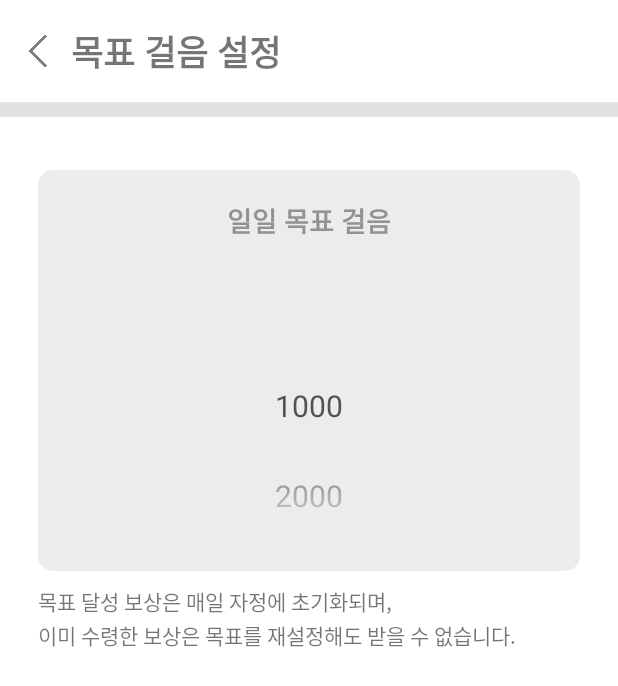
After one commit to NyaNyak/walKING, an Android app: the SetWalkGoal screen opened directly, with no data from a screen before it, on a phone screen of 412 x 824 dp. The commit adds this screen. Shown: the top 686 px of the screen. Run offline under Robolectric (Android 15) with nearby library versions, the phone set to English and light mode, and no system bars.

Commit message:
목표 설정 페이지

```diff
--- /dev/null
+++ b/app/src/main/java/com/example/walking/SetWalkGoal.java
@@ -0,0 +1,45 @@
+package com.example.walking;
+
+import android.os.Bundle;
+import android.view.View;
+import android.widget.ImageView;
+import android.widget.NumberPicker;
+
+import androidx.annotation.Nullable;
+import androidx.appcompat.app.AppCompatActivity;
+
+public class SetWalkGoal extends AppCompatActivity {
+    ImageView goBackGoal;
+    @Override
+    protected void onCreate(@Nullable Bundle savedInstanceState) {
+        super.onCreate(savedInstanceState);
+        setContentView(R.layout.set_walk_goal);
+
+        goBackGoal = (ImageView) findViewById(R.id.goBack_goal);
+        goBackGoal.setOnClickListener(new View.OnClickListener() {
+            @Override
+            public void onClick(View view) {
+                finish();
+            }
+        });
+
+        //number picker에 표시되는 숫자 설정
+        int start = 1000;
+        String[] numbers = new String[50];
+        for(int i = 0; i<50; i++){
+            numbers[i] = start + "";
+            start = start + 1000;
+        }
+        NumberPicker numPicker = findViewById(R.id.numPicker);
+        numPicker.setWrapSelectorWheel(false);
+        numPicker.setMaxValue(50);
+        numPicker.setMinValue(1);
+        numPicker.setDisplayedValues(numbers);
+    }
+
+    @Override
+    public void finish() {
+        super.finish();
+        overridePendingTransition(R.anim.none, R.anim.horizon_exit);
+    }
+}
--- a/app/src/main/java/com/example/walking/UserPage.java
+++ b/app/src/main/java/com/example/walking/UserPage.java
@@ -1,14 +1,17 @@
 package com.example.walking;
 
+import android.content.Intent;
 import android.os.Bundle;
 import android.view.View;
 import android.widget.ImageView;
 
 import androidx.annotation.Nullable;
 import androidx.appcompat.app.AppCompatActivity;
+import androidx.constraintlayout.widget.ConstraintLayout;
 
 public class UserPage extends AppCompatActivity {
     ImageView goBackUser;
+    ConstraintLayout setGoal;
     @Override
     protected void onCreate(@Nullable Bundle savedInstanceState) {
         super.onCreate(savedInstanceState);
@@ -21,6 +24,16 @@ public class UserPage extends AppCompatActivity {
                 finish();
             }
         });
+
+        setGoal = (ConstraintLayout) findViewById(R.id.setting2);
+        setGoal.setOnClickListener(new View.OnClickListener() {
+            @Override
+            public void onClick(View view) {
+                Intent intent = new Intent(getApplicationContext(), SetWalkGoal.class);
+                startActivity(intent);
+                overridePendingTransition(R.anim.horizon_enter, R.anim.none);
+            }
+        });
     }
 
     @Override
--- /dev/null
+++ b/app/src/main/res/layout/set_walk_goal.xml
@@ -0,0 +1,95 @@
+<?xml version="1.0" encoding="utf-8"?>
+<androidx.constraintlayout.widget.ConstraintLayout xmlns:android="http://schemas.android.com/apk/res/android"
+    xmlns:app="http://schemas.android.com/apk/res-auto"
+    xmlns:tools="http://schemas.android.com/tools"
+    android:layout_width="match_parent"
+    android:layout_height="match_parent"
+    android:background="#E2E2E2">
+    <androidx.constraintlayout.widget.ConstraintLayout
+        android:id="@+id/header_goal"
+        android:layout_width="match_parent"
+        android:layout_height="0dp"
+        android:layout_marginBottom="10dp"
+        android:background="@color/white"
+        android:padding="10dp"
+        app:layout_constraintVertical_weight="1"
+        app:layout_constraintTop_toTopOf="parent"
+        app:layout_constraintBottom_toTopOf="@id/body_goal">
+        <ImageView
+            android:id="@+id/goBack_goal"
+            android:layout_width="30dp"
+            android:layout_height="45dp"
+            android:src="@drawable/arrow2"
+            app:layout_constraintBottom_toBottomOf="parent"
+            app:layout_constraintStart_toStartOf="parent"
+            app:layout_constraintTop_toTopOf="parent" />
+
+        <TextView
+            android:layout_width="wrap_content"
+            android:layout_height="wrap_content"
+            android:layout_marginStart="7dp"
+            android:text="목표 걸음 설정"
+            android:textSize="23dp"
+            android:textStyle="bold"
+            app:layout_constraintBottom_toBottomOf="parent"
+            app:layout_constraintStart_toEndOf="@+id/goBack_goal"
+            app:layout_constraintTop_toTopOf="parent" />
+    </androidx.constraintlayout.widget.ConstraintLayout>
+    <androidx.constraintlayout.widget.ConstraintLayout
+        android:id="@+id/body_goal"
+        android:layout_width="match_parent"
+        android:layout_height="0dp"
+        android:background="@color/white"
+        android:paddingRight="10dp"
+        android:paddingLeft="10dp"
+        android:paddingTop="20dp"
+        app:layout_constraintVertical_weight="11"
+        app:layout_constraintBottom_toBottomOf="parent"
+        app:layout_constraintTop_toBottomOf="@id/header_goal">
+        <androidx.constraintlayout.widget.ConstraintLayout
+            android:id="@+id/pickerLayout"
+            android:layout_width="match_parent"
+            android:layout_height="wrap_content"
+            android:padding="20dp"
+            android:background="@drawable/layout_reverse"
+            android:layout_marginStart="15dp"
+            android:layout_margin="15dp"
+            app:layout_constraintTop_toTopOf="parent"
+            app:layout_constraintStart_toStartOf="parent"
+            app:layout_constraintEnd_toEndOf="parent">
+            <TextView
+                android:id="@+id/numPickerTitle"
+                android:layout_width="wrap_content"
+                android:layout_height="wrap_content"
+                android:text="일일 목표 걸음"
+                android:textSize="18dp"
+                android:textStyle="bold"
+                android:textColor="#929292"
+                app:layout_constraintStart_toStartOf="parent"
+                app:layout_constraintEnd_toEndOf="parent"
+                app:layout_constraintTop_toTopOf="parent"
+                app:layout_constraintBottom_toTopOf="@id/numPicker"/>
+            <NumberPicker
+                android:id="@+id/numPicker"
+                android:layout_width="match_parent"
+                android:layout_height="wrap_content"
+                android:layout_margin="20dp"
+                android:selectionDividerHeight="0dp"
+                android:background="#ECECEC"
+                android:theme="@style/NumberPickerTheme"
+                app:layout_constraintTop_toBottomOf="@id/numPickerTitle"
+                app:layout_constraintStart_toStartOf="parent"
+                app:layout_constraintEnd_toEndOf="parent"/>
+        </androidx.constraintlayout.widget.ConstraintLayout>
+        <TextView
+            android:id="@+id/goalNotice"
+            android:layout_width="wrap_content"
+            android:layout_height="wrap_content"
+            android:lineSpacingExtra="2dp"
+            android:layout_marginTop="10dp"
+            android:text="목표 달성 보상은 매일 자정에 초기화되며,\n이미 수령한 보상은 목표를 재설정해도 받을 수 없습니다."
+            app:layout_constraintTop_toBottomOf="@id/pickerLayout"
+            app:layout_constraintStart_toStartOf="@id/pickerLayout"/>
+    </androidx.constraintlayout.widget.ConstraintLayout>
+
+</androidx.constraintlayout.widget.ConstraintLayout>
--- a/app/src/main/res/layout/user_page.xml
+++ b/app/src/main/res/layout/user_page.xml
@@ -22,8 +22,8 @@
 
         <ImageView
             android:id="@+id/goBack_user"
-            android:layout_width="35dp"
-            android:layout_height="50dp"
+            android:layout_width="30dp"
+            android:layout_height="45dp"
             android:src="@drawable/arrow2"
             app:layout_constraintBottom_toBottomOf="parent"
             app:layout_constraintStart_toStartOf="parent"
@@ -34,7 +34,7 @@
             android:layout_height="wrap_content"
             android:layout_marginStart="7dp"
             android:text="사용자 설정"
-            android:textSize="25dp"
+            android:textSize="23dp"
             android:textStyle="bold"
             app:layout_constraintBottom_toBottomOf="parent"
             app:layout_constraintStart_toEndOf="@+id/goBack_user"
@@ -131,7 +131,7 @@
         android:layout_height="0dp"
         app:layout_constraintVertical_weight="1"
         android:layout_marginTop="0dp"
-        android:background="@drawable/layout"
+        android:background="@drawable/layout_click"
         android:padding="10dp"
         android:layout_marginBottom="10dp"
         app:layout_constraintEnd_toEndOf="parent"
@@ -166,7 +166,7 @@
         android:layout_height="0dp"
         app:layout_constraintVertical_weight="1"
         android:layout_marginTop="0dp"
-        android:background="@drawable/layout"
+        android:background="@drawable/layout_click"
         android:padding="10dp"
         android:layout_marginBottom="10dp"
         app:layout_constraintEnd_toEndOf="parent"
--- a/app/src/main/res/values/themes.xml
+++ b/app/src/main/res/values/themes.xml
@@ -20,4 +20,9 @@
         <item name="android:radioButtonStyle">@style/customRadioButtonFontStyle</item>
         <item name="android:checkboxStyle">@style/customCheckboxFontStyle</item>
     </style>
+    <style name="NumberPickerTheme" parent="Theme.AppCompat.Light">
+        <item name="android:textColorPrimary">#525252</item>
+        <item name="background">@color/black</item>
+        <item name="android:textSize">20dp</item>
+    </style>
 </resources>
```
